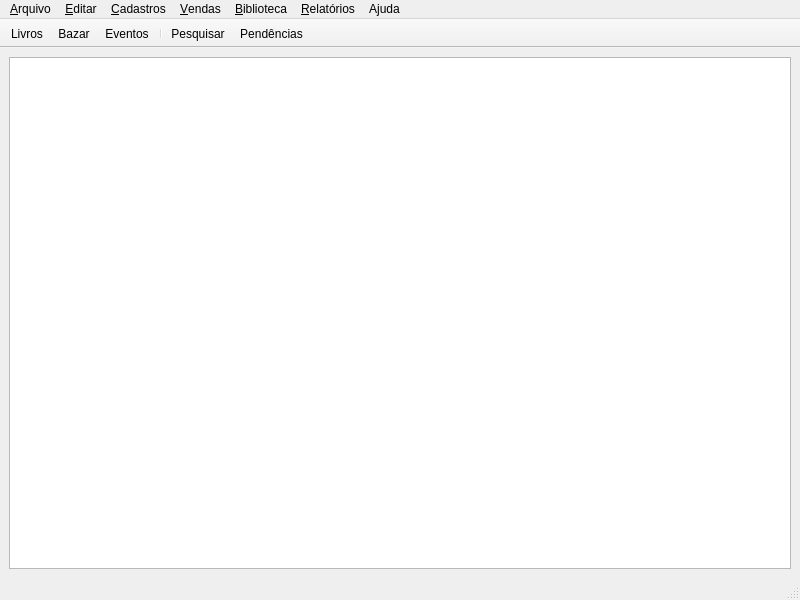
This is src/lib/ui/main.ui in raulvc/seareiros as Qt 5 draws it before an edit. The edited form follows.
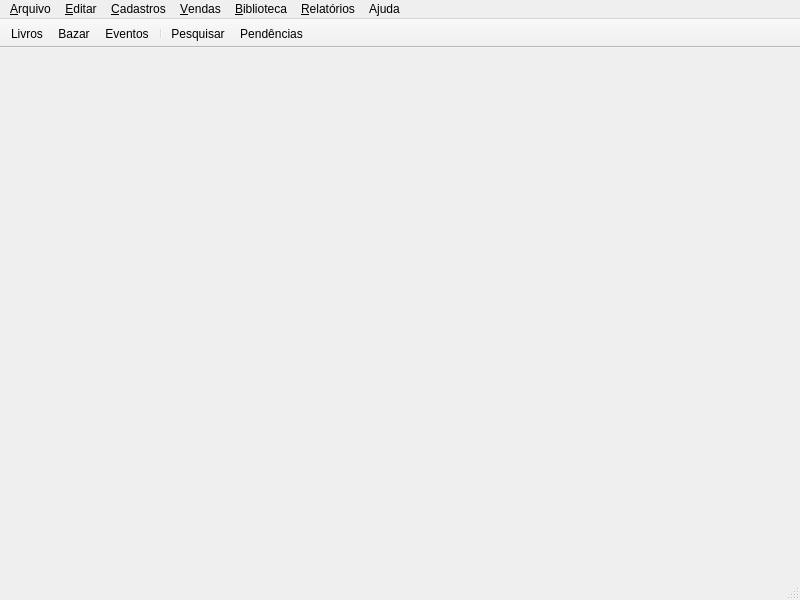
This is the edited form. Icons and pictures are not drawn.

Diff of the .ui file:
```diff
--- a/src/lib/ui/main.ui
+++ b/src/lib/ui/main.ui
@@ -24,15 +24,7 @@
     <normaloff>:/icons/title.png</normaloff>:/icons/title.png</iconset>
   </property>
   <widget class="QWidget" name="centralwidget">
-   <layout class="QGridLayout" name="gridLayout">
-    <item row="0" column="0">
-     <layout class="QVBoxLayout" name="verticalLayout">
-      <item>
-       <widget class="QTableView" name="tableView"/>
-      </item>
-     </layout>
-    </item>
-   </layout>
+   <layout class="QGridLayout" name="gridLayout"/>
   </widget>
   <widget class="QMenuBar" name="menubar">
    <property name="geometry">
```
Left out of the diff: 32 changed lines with no effect on the pictures.
